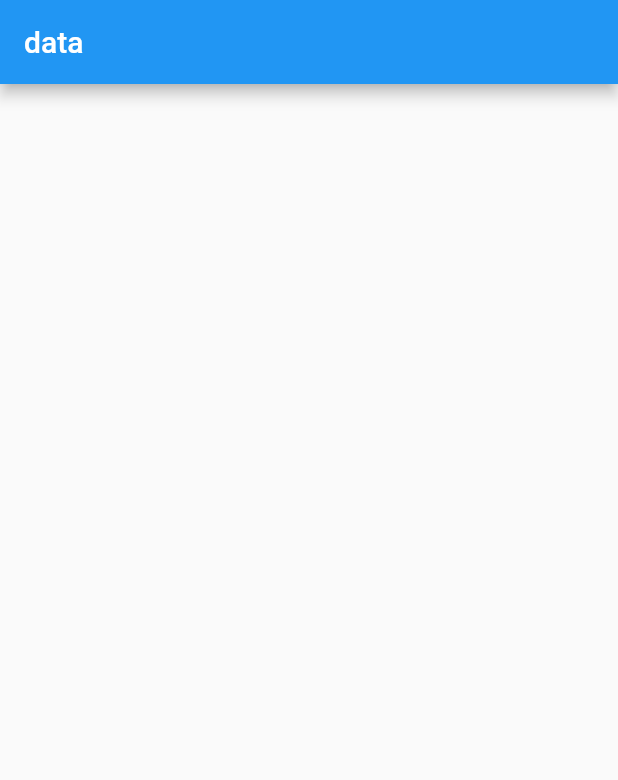
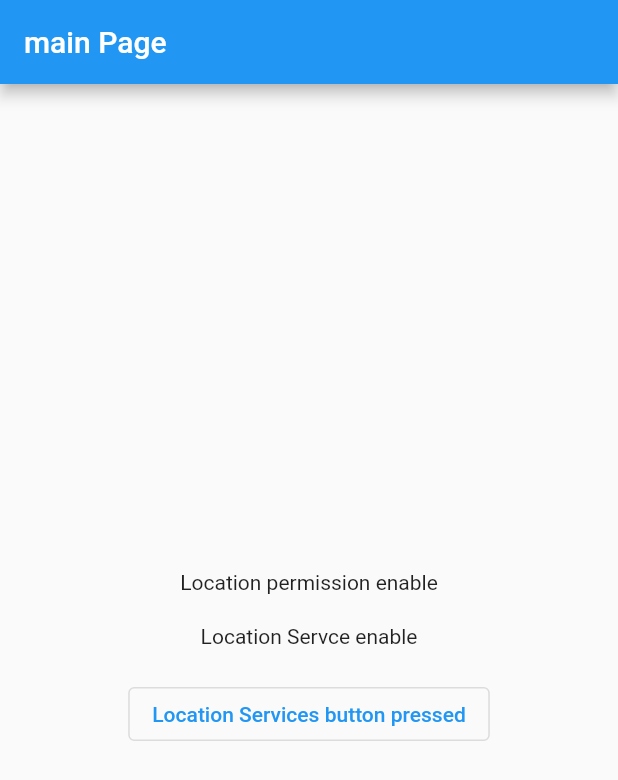
Before and after one commit to pranavo72bex/Flutter_Bloc_tutorial, a Flutter app: the screen it shows after launch, on a phone screen of 412 x 824 dp. Shown: the top 780 px of the screen. Run offline on Flutter 3.47's test engine with Material 2 defaults, Android fonts, the phone set to English and light mode, and no system bars; our stand-ins replace bloc, flutter_bloc, freezed_annotation, geolocator, get_it, injectable and 1 more.

Commit message:
feat : location

```diff
--- a/lib/clean_architecture/presentation/core/app_widget.dart
+++ b/lib/clean_architecture/presentation/core/app_widget.dart
@@ -8,8 +8,6 @@ import '../map/map_page.dart';
 
 class MyApp extends StatelessWidget {
   const MyApp({super.key});
-
-  // This widget is the root of your application.
   @override
   Widget build(BuildContext context) {
     return MultiBlocProvider(
@@ -23,12 +21,16 @@ class MyApp extends StatelessWidget {
           lazy: false,
         )
       ],
-      child: MaterialApp(
-        title: 'Map App',
-        theme: ThemeData(
-          primarySwatch: Colors.blue,
+      child: BlocProvider(
+        create: (context) => getIt<PermissionCubit>(),
+        lazy: false,
+        child: MaterialApp(
+          title: 'Map App',
+          theme: ThemeData(
+            primarySwatch: Colors.blue,
+          ),
+          home: const MapPage(), //Replace this with CounterExample
         ),
-        home: const MapPage(), //Replace this with CounterExample
       ),
     );
   }
--- a/lib/clean_architecture/presentation/map/map_page.dart
+++ b/lib/clean_architecture/presentation/map/map_page.dart
@@ -1,4 +1,6 @@
+import 'package:bloc_example/clean_architecture/application/permission/permission_cubit.dart';
 import 'package:flutter/material.dart';
+import 'package:flutter_bloc/flutter_bloc.dart';
 
 class MapPage extends StatelessWidget {
   const MapPage({super.key});
@@ -7,7 +9,41 @@ class MapPage extends StatelessWidget {
   Widget build(BuildContext context) {
     return Scaffold(
       appBar: AppBar(
-        title: const Text('data'),
+        title: const Text('main Page'),
+      ),
+      body: Center(
+        child: Column(
+          mainAxisAlignment: MainAxisAlignment.center,
+          children: [
+            BlocSelector<PermissionCubit, PermissionState, bool>(
+              selector: (state) {
+                return state.isLocationPermissionGranted;
+              },
+              builder: (context, isLocationPermissionGranted) {
+                return Text(
+                    "Location permission ${isLocationPermissionGranted ? "enable" : "disable"}");
+              },
+            ),
+            const SizedBox(height: 20),
+            BlocSelector<PermissionCubit, PermissionState, bool>(
+              selector: (state) {
+                return state.isLocationServicesEnabled;
+              },
+              builder: (context, isLocationServicesEnabled) {
+                return Text(
+                    "Location Servce ${isLocationServicesEnabled ? "enable" : "disable"}");
+              },
+            ),
+            const SizedBox(height: 20),
+            OutlinedButton(
+              onPressed: () {
+                debugPrint('Location permission btn pressed');
+                context.read<PermissionCubit>().requestLocationPermission();
+              },
+              child: const Text("Location Services button pressed"),
+            )
+          ],
+        ),
       ),
     );
   }
```
Also changed, not shown: 1 other file.
